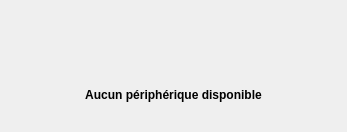
filesdnd/filesdnd-qt, file src/common/view/devicespanel/centerinfowidget.ui: the form before one commit.
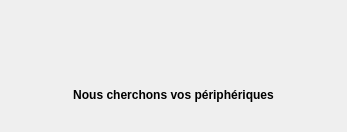
The form after the commit. Icons and pictures are not drawn.

```diff
--- a/src/common/view/devicespanel/centerinfowidget.ui
+++ b/src/common/view/devicespanel/centerinfowidget.ui
@@ -63,7 +63,7 @@
       </font>
      </property>
      <property name="text">
-      <string>Aucun périphérique disponible</string>
+      <string>Nous cherchons vos périphériques</string>
      </property>
      <property name="alignment">
       <set>Qt::AlignCenter</set>
```
